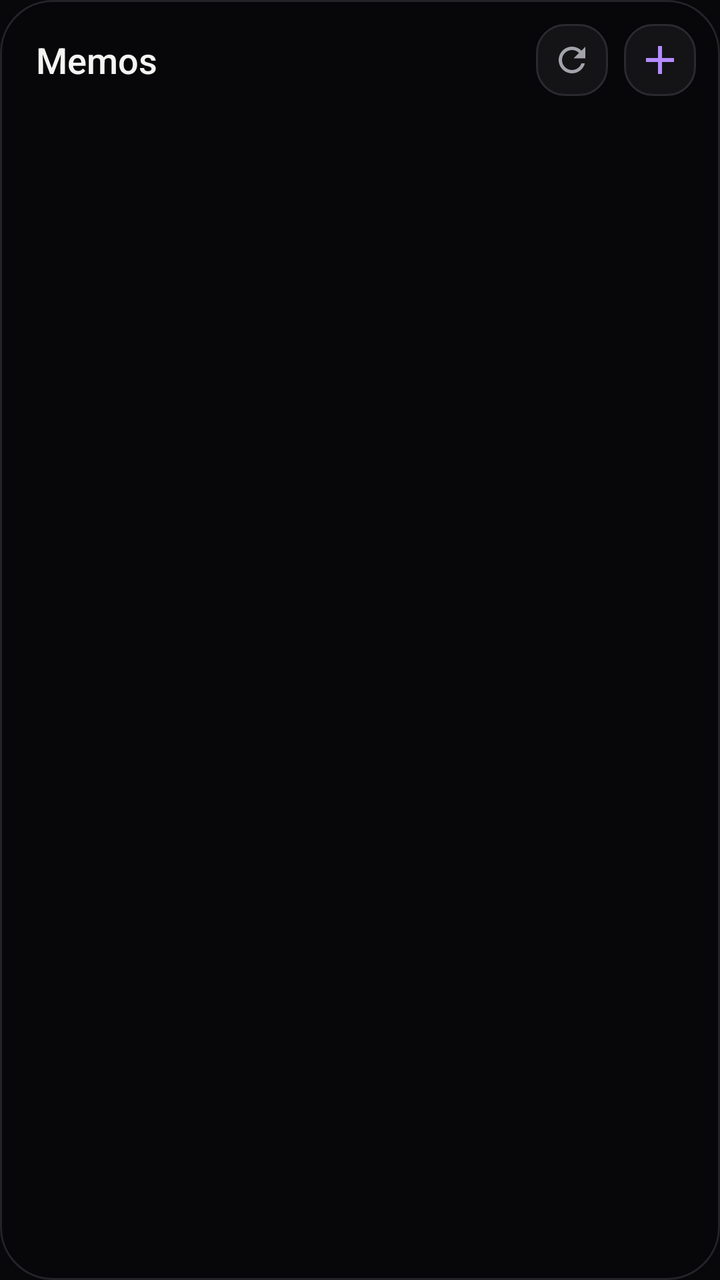
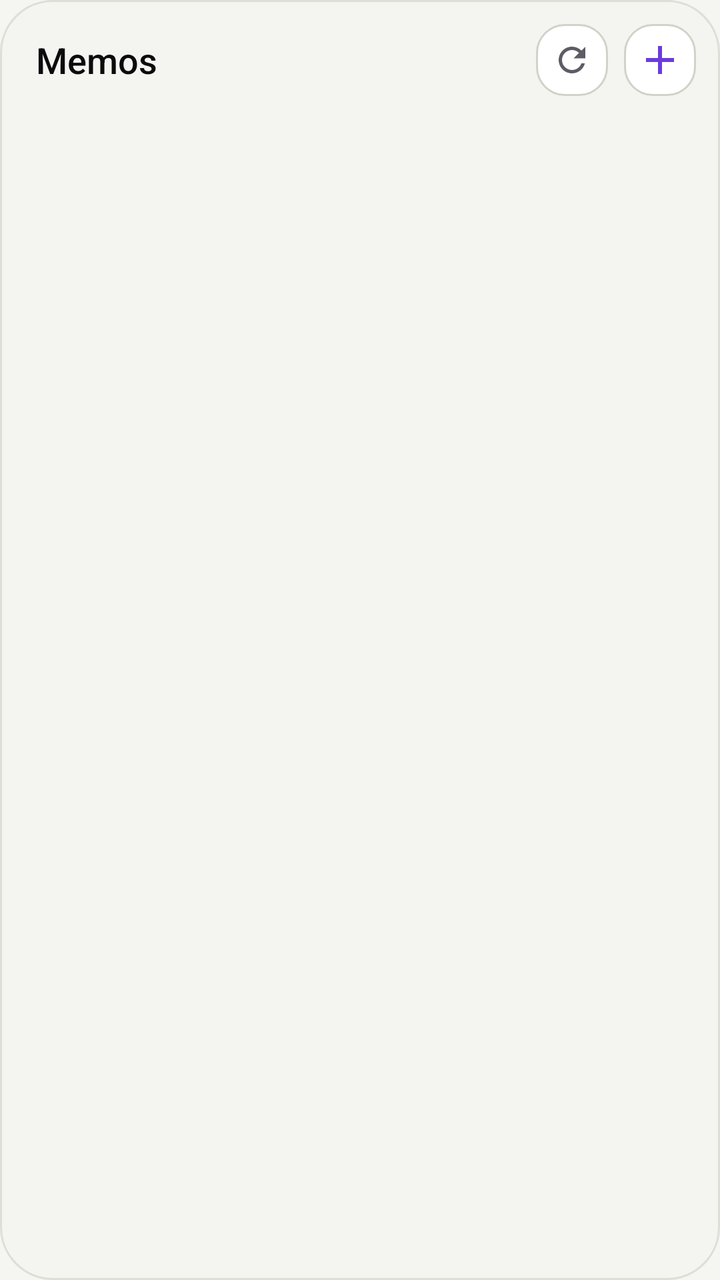

Screens rendered from an Android XML layout before and after an edit, with the pre-edit source and the edit as a unified diff.
<!-- AndroidManifest.xml: application theme Theme.MemoCtrl -->
<!-- res/layout/widget_memos.xml -->
<?xml version="1.0" encoding="utf-8"?>
<LinearLayout xmlns:android="http://schemas.android.com/apk/res/android"
    android:id="@+id/widget_root"
    android:layout_width="match_parent"
    android:layout_height="match_parent"
    android:background="@drawable/widget_background"
    android:orientation="vertical"
    android:padding="12dp">

    <LinearLayout
        android:layout_width="match_parent"
        android:layout_height="wrap_content"
        android:gravity="center_vertical"
        android:orientation="horizontal"
        android:paddingStart="6dp"
        android:paddingBottom="8dp">

        <LinearLayout
            android:id="@+id/widget_header"
            android:layout_width="0dp"
            android:layout_height="wrap_content"
            android:layout_weight="1"
            android:orientation="vertical">

            <TextView
                android:id="@+id/widget_title"
                android:layout_width="wrap_content"
                android:layout_height="wrap_content"
                android:fontFamily="sans-serif-medium"
                android:text="@string/widget_memos_title"
                android:textColor="#FFF4F4F2"
                android:textSize="18sp" />

            <TextView
                android:id="@+id/widget_subtitle"
                android:layout_width="wrap_content"
                android:layout_height="wrap_content"
                android:ellipsize="end"
                android:maxLines="1"
                android:textColor="#FFA3A3AB"
                android:textSize="12sp"
                android:visibility="gone" />
        </LinearLayout>

        <ImageView
            android:id="@+id/widget_refresh"
            android:layout_width="36dp"
            android:layout_height="36dp"
            android:background="@drawable/widget_button"
            android:contentDescription="@string/refresh"
            android:padding="8dp"
            android:src="@drawable/ic_widget_refresh" />

        <ImageView
            android:id="@+id/widget_add"
            android:layout_width="36dp"
            android:layout_height="36dp"
            android:layout_marginStart="8dp"
            android:background="@drawable/widget_button"
            android:contentDescription="@string/new_memo"
            android:padding="6dp"
            android:src="@drawable/ic_widget_add" />
    </LinearLayout>

    <ListView
        android:id="@+id/widget_list"
        android:layout_width="match_parent"
        android:layout_height="0dp"
        android:layout_weight="1"
        android:divider="@android:color/transparent"
        android:dividerHeight="6dp"
        android:scrollbars="none" />

    <TextView
        android:id="@+id/widget_empty"
        android:layout_width="match_parent"
        android:layout_height="0dp"
        android:layout_weight="1"
        android:gravity="center"
        android:text="@string/widget_empty"
        android:textColor="#FFA3A3AB"
        android:textSize="14sp"
        android:visibility="gone" />
</LinearLayout>
<!-- resources referenced by this layout -->
<resources>
  <!-- drawable ic_widget_add (drawable) -->
  <?xml version="1.0" encoding="utf-8"?>
  <vector xmlns:android="http://schemas.android.com/apk/res/android"
      android:width="24dp"
      android:height="24dp"
      android:viewportWidth="24"
      android:viewportHeight="24">
      <path
          android:fillColor="#FFB48CFF"
          android:pathData="M19,13H13V19H11V13H5V11H11V5H13V11H19V13Z" />
  </vector>
  <!-- drawable ic_widget_refresh (drawable) -->
  <?xml version="1.0" encoding="utf-8"?>
  <vector xmlns:android="http://schemas.android.com/apk/res/android"
      android:width="24dp"
      android:height="24dp"
      android:viewportWidth="24"
      android:viewportHeight="24">
      <path
          android:fillColor="#FFA3A3AB"
          android:pathData="M17.65,6.35C16.2,4.9 14.21,4 12,4C7.58,4 4.01,7.58 4.01,12C4.01,16.42 7.58,20 12,20C15.73,20 18.84,17.45 19.73,14H17.65C16.83,16.33 14.61,18 12,18C8.69,18 6,15.31 6,12C6,8.69 8.69,6 12,6C13.66,6 15.14,6.69 16.22,7.78L13,11H20V4L17.65,6.35Z" />
  </vector>
  <!-- drawable widget_background (drawable) -->
  <?xml version="1.0" encoding="utf-8"?>
  <shape xmlns:android="http://schemas.android.com/apk/res/android" android:shape="rectangle">
      <solid android:color="#F208080A" />
      <corners android:radius="26dp" />
      <stroke android:width="1dp" android:color="#FF232328" />
  </shape>
  <!-- drawable widget_button (drawable) -->
  <?xml version="1.0" encoding="utf-8"?>
  <shape xmlns:android="http://schemas.android.com/apk/res/android" android:shape="rectangle">
      <solid android:color="#FF141417" />
      <corners android:radius="14dp" />
      <stroke android:width="1dp" android:color="#FF2A2A2F" />
  </shape>
  <string name="new_memo">New memo</string>
  <string name="refresh">Refresh</string>
  <string name="widget_empty">No memos yet</string>
  <string name="widget_memos_title">Memos</string>
  <style name="Theme.MemoCtrl" parent="android:Theme.Material.NoActionBar">
          <item name="android:windowBackground">@color/window_bg</item>
          <item name="android:statusBarColor">@android:color/transparent</item>
          <item name="android:navigationBarColor">@android:color/transparent</item>
          <item name="android:windowLightStatusBar">false</item>
          <item name="android:windowLightNavigationBar">false</item>
          <item name="android:colorAccent">#FFB48CFF</item>
      </style>
  <color name="window_bg">#FF08080A</color>
</resources>

<!-- the commit's change to res/layout/widget_memos.xml (unified diff, before → after) -->
@@ -28,7 +28,7 @@
                 android:layout_height="wrap_content"
                 android:fontFamily="sans-serif-medium"
                 android:text="@string/widget_memos_title"
-                android:textColor="#FFF4F4F2"
+                android:textColor="@color/ctrl_text"
                 android:textSize="18sp" />
 
             <TextView
@@ -37,7 +37,7 @@
                 android:layout_height="wrap_content"
                 android:ellipsize="end"
                 android:maxLines="1"
-                android:textColor="#FFA3A3AB"
+                android:textColor="@color/ctrl_muted"
                 android:textSize="12sp"
                 android:visibility="gone" />
         </LinearLayout>
@@ -78,7 +78,7 @@
         android:layout_weight="1"
         android:gravity="center"
         android:text="@string/widget_empty"
-        android:textColor="#FFA3A3AB"
+        android:textColor="@color/ctrl_muted"
         android:textSize="14sp"
         android:visibility="gone" />
 </LinearLayout>
<!-- resource entries referenced after the edit -->
@@ -1,5 +1,7 @@
 <!-- resources referenced by this layout -->
 <resources>
+  <color name="ctrl_muted">#FF5C5C64</color>
+  <color name="ctrl_text">#FF0B0B0D</color>
   <!-- drawable ic_widget_add (drawable) -->
   <?xml version="1.0" encoding="utf-8"?>
   <vector xmlns:android="http://schemas.android.com/apk/res/android"
@@ -8,7 +10,7 @@
       android:viewportWidth="24"
       android:viewportHeight="24">
       <path
-          android:fillColor="#FFB48CFF"
+          android:fillColor="@color/ctrl_accent_text"
           android:pathData="M19,13H13V19H11V13H5V11H11V5H13V11H19V13Z" />
   </vector>
   <!-- drawable ic_widget_refresh (drawable) -->
@@ -19,35 +21,40 @@
       android:viewportWidth="24"
       android:viewportHeight="24">
       <path
-          android:fillColor="#FFA3A3AB"
+          android:fillColor="@color/ctrl_muted"
           android:pathData="M17.65,6.35C16.2,4.9 14.21,4 12,4C7.58,4 4.01,7.58 4.01,12C4.01,16.42 7.58,20 12,20C15.73,20 18.84,17.45 19.73,14H17.65C16.83,16.33 14.61,18 12,18C8.69,18 6,15.31 6,12C6,8.69 8.69,6 12,6C13.66,6 15.14,6.69 16.22,7.78L13,11H20V4L17.65,6.35Z" />
   </vector>
   <!-- drawable widget_background (drawable) -->
   <?xml version="1.0" encoding="utf-8"?>
   <shape xmlns:android="http://schemas.android.com/apk/res/android" android:shape="rectangle">
-      <solid android:color="#F208080A" />
+      <solid android:color="@color/widget_bg" />
       <corners android:radius="26dp" />
-      <stroke android:width="1dp" android:color="#FF232328" />
+      <stroke android:width="1dp" android:color="@color/ctrl_outline" />
   </shape>
   <!-- drawable widget_button (drawable) -->
   <?xml version="1.0" encoding="utf-8"?>
   <shape xmlns:android="http://schemas.android.com/apk/res/android" android:shape="rectangle">
-      <solid android:color="#FF141417" />
+      <solid android:color="@color/ctrl_surface" />
       <corners android:radius="14dp" />
-      <stroke android:width="1dp" android:color="#FF2A2A2F" />
+      <stroke android:width="1dp" android:color="@color/ctrl_control_outline" />
   </shape>
   <string name="new_memo">New memo</string>
   <string name="refresh">Refresh</string>
   <string name="widget_empty">No memos yet</string>
   <string name="widget_memos_title">Memos</string>
-  <style name="Theme.MemoCtrl" parent="android:Theme.Material.NoActionBar">
+  <style name="Theme.MemoCtrl" parent="android:Theme.Material.Light.NoActionBar">
           <item name="android:windowBackground">@color/window_bg</item>
           <item name="android:statusBarColor">@android:color/transparent</item>
           <item name="android:navigationBarColor">@android:color/transparent</item>
-          <item name="android:windowLightStatusBar">false</item>
-          <item name="android:windowLightNavigationBar">false</item>
-          <item name="android:colorAccent">#FFB48CFF</item>
+          <item name="android:windowLightStatusBar">true</item>
+          <item name="android:windowLightNavigationBar">true</item>
+          <item name="android:colorAccent">@color/ctrl_accent_text</item>
       </style>
-  <color name="window_bg">#FF08080A</color>
+  <color name="ctrl_accent_text">#FF6A3BDB</color>
+  <color name="widget_bg">#F2F5F5F1</color>
+  <color name="ctrl_outline">#FFDEDED7</color>
+  <color name="ctrl_surface">#FFFFFFFF</color>
+  <color name="ctrl_control_outline">#FFD2D2CA</color>
+  <color name="window_bg">#FFF5F5F1</color>
 </resources>
 
